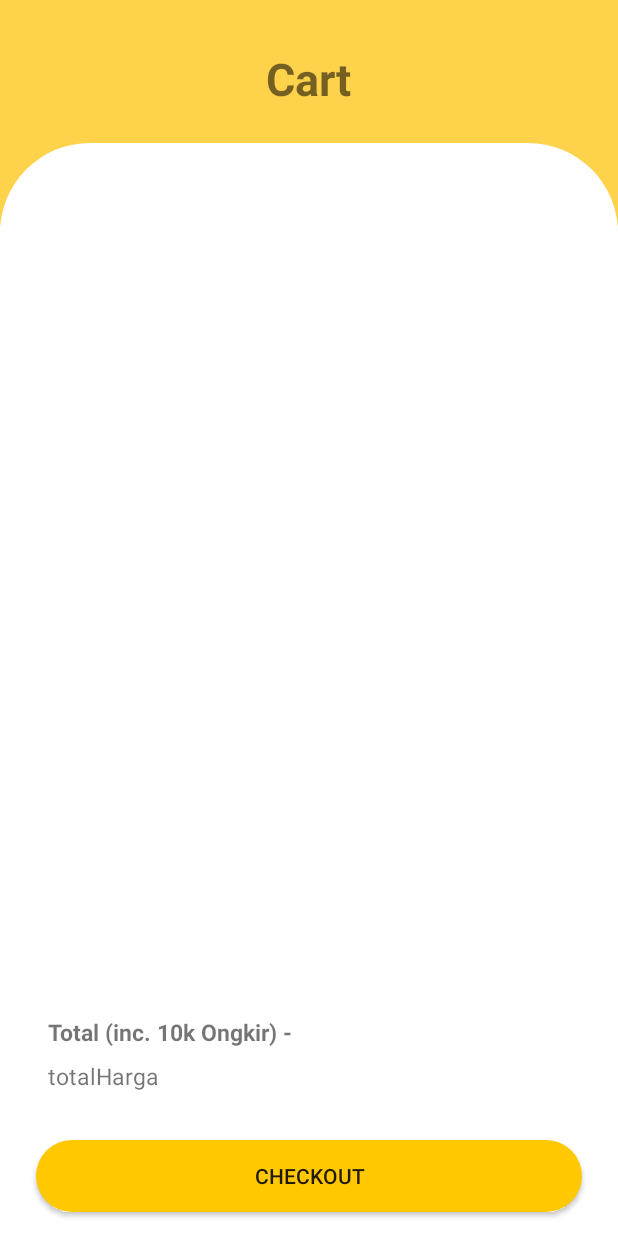
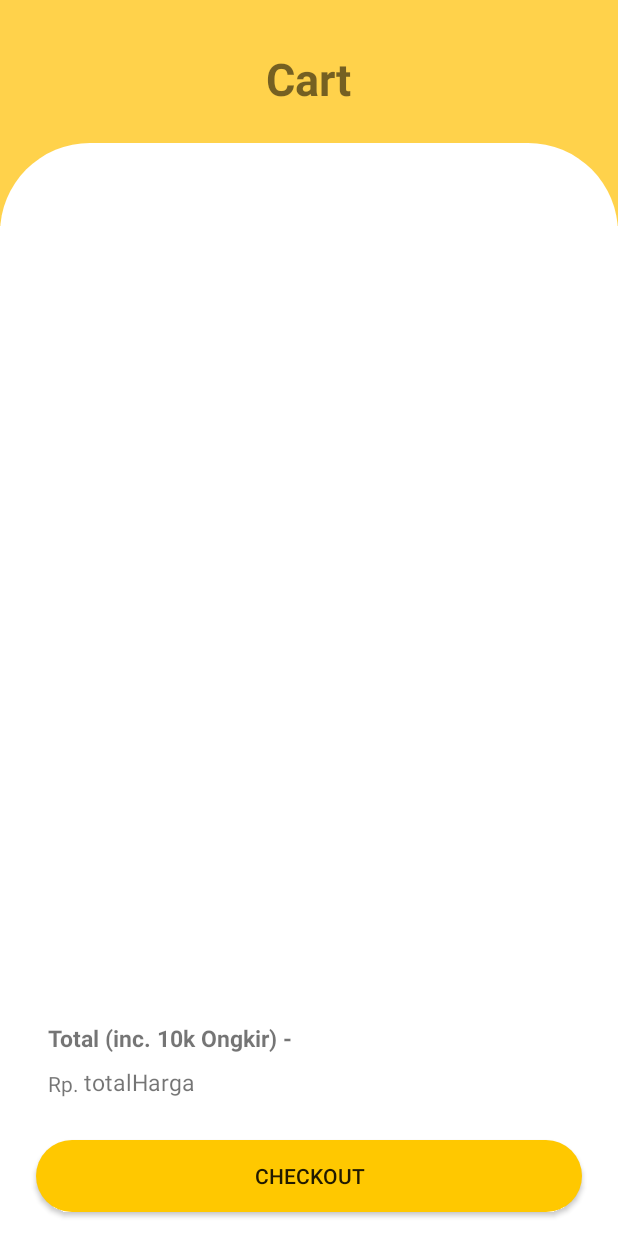
Before and after one commit to 1zuL/LowCaloriFood, an Android app: the Cart screen opened directly, with no data from a screen before it, on a phone screen of 412 x 824 dp. Run offline under Robolectric (Android 15) with nearby library versions, the phone set to English and light mode, and no system bars; our stand-ins replace Volley; network calls fail; 2 statements that could not run were skipped.

```diff
--- a/app/src/main/res/layout/cart.xml
+++ b/app/src/main/res/layout/cart.xml
@@ -75,12 +75,12 @@
         android:id="@+id/totalHarga"
         android:layout_width="wrap_content"
         android:layout_height="wrap_content"
-        android:layout_marginStart="32dp"
-        android:layout_marginBottom="32dp"
+        android:layout_marginStart="3dp"
+        android:layout_marginBottom="28dp"
         android:text="totalHarga"
         android:textSize="15dp"
         app:layout_constraintBottom_toTopOf="@+id/checkout"
-        app:layout_constraintStart_toStartOf="parent" />
+        app:layout_constraintStart_toEndOf="@+id/textView10" />
 
     <TextView
         android:id="@+id/textView6"
@@ -103,4 +103,14 @@
         app:layout_constraintStart_toStartOf="parent"
         app:layout_constraintTop_toTopOf="parent" />
 
+    <TextView
+        android:id="@+id/textView10"
+        android:layout_width="wrap_content"
+        android:layout_height="wrap_content"
+        android:layout_marginStart="32dp"
+        android:layout_marginBottom="28dp"
+        android:text="Rp."
+        app:layout_constraintBottom_toTopOf="@+id/checkout"
+        app:layout_constraintStart_toStartOf="parent" />
+
 </androidx.constraintlayout.widget.ConstraintLayout>
```
Also changed, not shown: app/src/main/java/com/example/lcf/confirmasiCheckout.java (+14 -1 lines), app/src/main/res/layout/activity_confirmasi_checkout.xml (+15 -3 lines).
